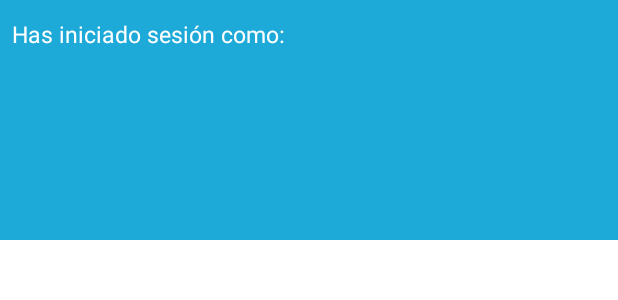
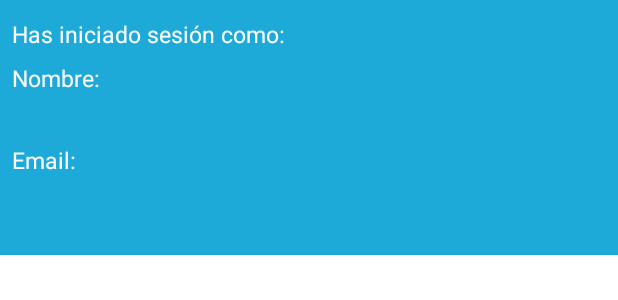
Before and after one commit to TuTonyProgramador/ProyectoFinal, an Android app: the layout nav_header.xml on its own in the app's theme, with its tools: preview values and no code run, on a phone screen of 412 x 824 dp. Shown: the top 300 px of the screen. Run offline under Robolectric (Android 15) with nearby library versions, the light colour scheme and no system bars.

Commit message:
Entrega ultima version 1.3

```diff
--- a/app/src/main/res/layout/nav_header.xml
+++ b/app/src/main/res/layout/nav_header.xml
@@ -3,7 +3,7 @@
     xmlns:app="http://schemas.android.com/apk/res-auto"
     xmlns:tools="http://schemas.android.com/tools"
     android:layout_width="match_parent"
-    android:layout_height="160dp"
+    android:layout_height="170dp"
     android:padding="8dp"
     android:background="#1DAAD9"
     android:id="@+id/navView">
@@ -17,6 +17,7 @@
         android:textColor="@color/white"
         android:textSize="15dp"
         app:layout_constraintEnd_toEndOf="parent"
+        app:layout_constraintHorizontal_bias="1.0"
         app:layout_constraintStart_toStartOf="parent"
         app:layout_constraintTop_toTopOf="parent" />
 
@@ -24,23 +25,49 @@
         android:id="@+id/CorreoUsu"
         android:layout_width="match_parent"
         android:layout_height="wrap_content"
-        android:layout_marginBottom="16dp"
+        android:layout_marginBottom="4dp"
+        android:maxLines="2"
         android:textColor="@color/white"
         android:textSize="15dp"
-        android:maxLines="2"
         app:layout_constraintBottom_toBottomOf="parent"
         app:layout_constraintEnd_toEndOf="parent"
+        app:layout_constraintHorizontal_bias="0.0"
         app:layout_constraintStart_toStartOf="parent" />
 
     <TextView
         android:id="@+id/Nombre"
         android:layout_width="match_parent"
         android:layout_height="wrap_content"
-        android:layout_marginTop="13dp"
+        android:textColor="@color/white"
+        android:textSize="15dp"
+        app:layout_constraintEnd_toEndOf="parent"
+        app:layout_constraintHorizontal_bias="0.0"
+        app:layout_constraintStart_toStartOf="parent"
+        tools:layout_editor_absoluteY="60dp"
+        app:layout_constraintTop_toBottomOf="@id/TextoNombre"/>
+
+    <TextView
+        android:id="@+id/TextoNombre"
+        android:layout_width="match_parent"
+        android:layout_height="wrap_content"
+        android:layout_marginTop="8dp"
+        android:text="Nombre:"
         android:textColor="@color/white"
         android:textSize="15dp"
         app:layout_constraintEnd_toEndOf="parent"
         app:layout_constraintStart_toStartOf="parent"
         app:layout_constraintTop_toBottomOf="@+id/NombreUsu" />
 
+    <TextView
+        android:id="@+id/TextoCorreo"
+        android:layout_width="match_parent"
+        android:layout_height="wrap_content"
+        android:layout_marginTop="12dp"
+        android:text="Email:"
+        android:textColor="@color/white"
+        android:textSize="15dp"
+        app:layout_constraintEnd_toEndOf="parent"
+        app:layout_constraintStart_toStartOf="parent"
+        app:layout_constraintTop_toBottomOf="@+id/Nombre" />
+
 </androidx.constraintlayout.widget.ConstraintLayout>
```
